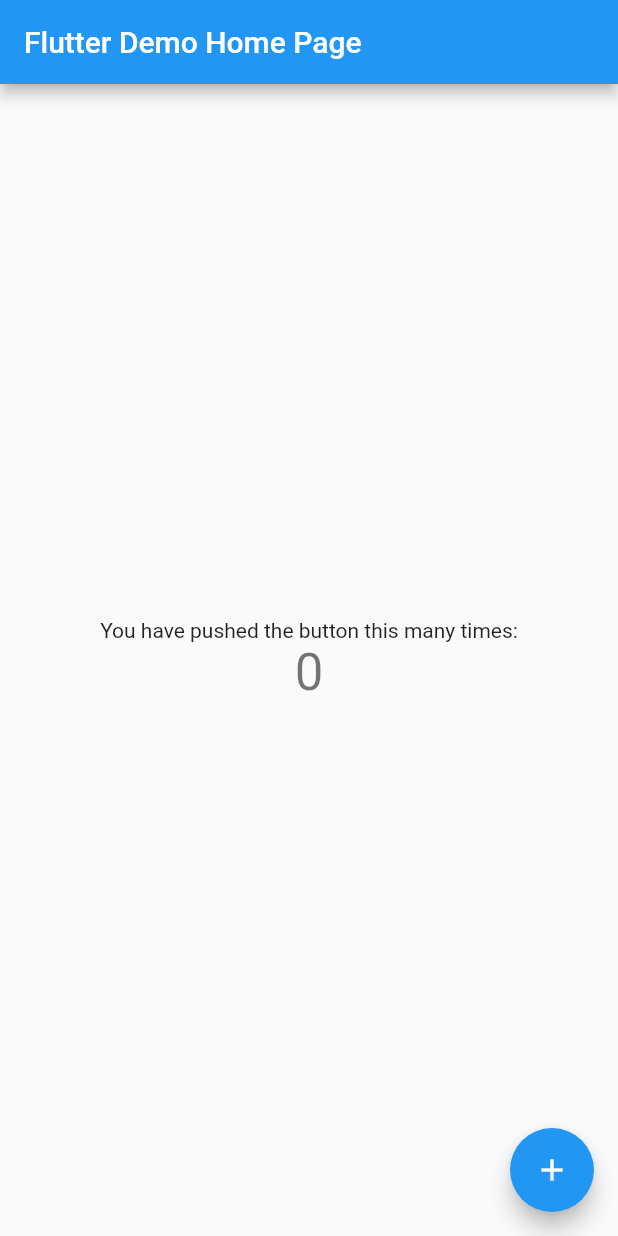
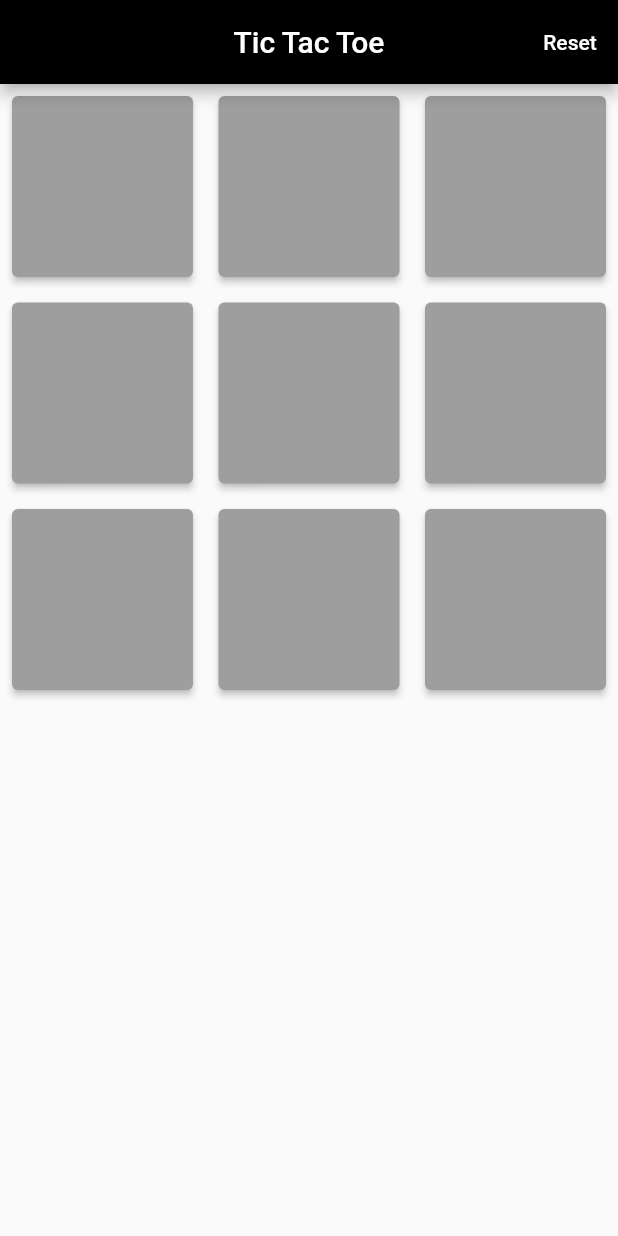
Before and after one commit to Mohammed-Salh/tic_tac_toe, a Flutter app: the screen it shows after launch, on a phone screen of 412 x 824 dp. Run offline on Flutter 3.47's test engine with Material 2 defaults, Android fonts, the phone set to English and light mode, and no system bars.

Commit message:
Some Code </\>

```diff
--- /dev/null
+++ b/lib/game_button.dart
@@ -0,0 +1,15 @@
+import 'package:flutter/material.dart';
+
+class GameButton {
+  final id;
+  String text;
+  Color bg;
+  bool enabled;
+
+  GameButton({
+    this.id,
+    this.text = '',
+    this.bg = Colors.grey,
+    this.enabled = true,
+  });
+}
--- /dev/null
+++ b/lib/home_screan.dart
@@ -0,0 +1,150 @@
+import 'package:flutter/material.dart';
+import 'package:tic_tac_toe/game_button.dart';
+import 'package:tic_tac_toe/main.dart';
+import 'package:tic_tac_toe/winner_dialog.dart';
+
+class HomeScrean extends StatefulWidget {
+  HomeScrean({Key? key}) : super(key: key);
+
+  @override
+  State<HomeScrean> createState() => _HomeScreanState();
+}
+
+class _HomeScreanState extends State<HomeScrean> {
+  //
+  late List<GameButton> buttensList;
+  List player_1 = [];
+  List player_2 = [];
+  var activePlayer = 1;
+
+  @override
+  void initState() {
+    // TODO: implement initState
+    super.initState();
+    buttensList = doInit();
+  }
+
+  List<GameButton> doInit() {
+    var gameButtons = <GameButton>[
+      GameButton(id: 1),
+      GameButton(id: 2),
+      GameButton(id: 3),
+      GameButton(id: 4),
+      GameButton(id: 5),
+      GameButton(id: 6),
+      GameButton(id: 7),
+      GameButton(id: 8),
+      GameButton(id: 9),
+    ];
+    return gameButtons;
+  }
+
+  @override
+  Widget build(BuildContext context) {
+    return Scaffold(
+      appBar: AppBar(
+        title: const Text("Tic Tac Toe"),
+        centerTitle: true,
+        backgroundColor: Colors.black,
+        actions: [
+          TextButton(
+            onPressed: restGame,
+            child: const Text(
+              'Reset',
+              style: TextStyle(color: Colors.white),
+            ),
+          )
+        ],
+      ),
+      body: GridView.builder(
+        gridDelegate: const SliverGridDelegateWithFixedCrossAxisCount(
+          crossAxisCount: 3,
+          childAspectRatio: 1,
+          crossAxisSpacing: 1,
+          mainAxisSpacing: 1,
+        ),
+        itemCount: buttensList.length,
+        itemBuilder: (context, index) => SizedBox(
+          width: 100.0,
+          height: 100.0,
+          child: Padding(
+            padding: const EdgeInsets.all(8.0),
+            child: ElevatedButton(
+              style: ButtonStyle(
+                backgroundColor:
+                    MaterialStateProperty.all(buttensList[index].bg),
+              ),
+              onPressed: buttensList[index].enabled
+                  ? () => playGame(buttensList[index])
+                  : null,
+              child: Text(
+                buttensList[index].text,
+                style: const TextStyle(
+                  color: Colors.white,
+                  fontSize: 20.0,
+                ),
+              ),
+            ),
+          ),
+        ),
+      ),
+    );
+  }
+
+  void playGame(GameButton GB) {
+    setState(() {
+      if (activePlayer == 1) {
+        GB.text = "X";
+        GB.bg = Colors.red;
+        activePlayer = 2;
+        player_1.add(GB.id);
+      } else {
+        GB.text = "0";
+        GB.bg = Colors.black;
+        activePlayer = 1;
+        player_2.add(GB.id);
+      }
+      GB.enabled = false;
+      checkWinner();
+    });
+  }
+
+  void checkWinner() {
+    var Winner = -1; // no winners yet
+    if (player_1.contains(1) && player_1.contains(2) && player_1.contains(3)) {
+      Winner = 1;
+    }
+    if (player_2.contains(1) && player_2.contains(2) && player_2.contains(3)) {
+      Winner = 2;
+    }
+
+    if (Winner != -1) {
+      if (Winner == 1) {
+        showDialog(
+          context: context,
+          builder: (_) => WinnerDialog(
+            Title: 'player_1',
+            actionText: 'press the reset button to start again',
+            callback: restGame(),
+          ),
+        );
+      } else {
+        showDialog(
+          context: context,
+          builder: (_) => WinnerDialog(
+            Title: 'player_1',
+            actionText: 'press the reset button to start again',
+            callback: restGame(),
+          ),
+        );
+      }
+    }
+  }
+
+  restGame() {
+    if (Navigator.canPop(context)) Navigator.pop(context);
+    setState(() {
+      buttensList = doInit();
+    });
+  }
+}
--- a/lib/main.dart
+++ b/lib/main.dart
@@ -1,115 +1,18 @@
 import 'package:flutter/material.dart';
 
-void main() {
-  runApp(const MyApp());
-}
+import 'home_screan.dart';
+
+void main() => runApp(MyApp());
 
 class MyApp extends StatelessWidget {
   const MyApp({Key? key}) : super(key: key);
 
-  // This widget is the root of your application.
   @override
   Widget build(BuildContext context) {
     return MaterialApp(
-      title: 'Flutter Demo',
-      theme: ThemeData(
-        // This is the theme of your application.
-        //
-        // Try running your application with "flutter run". You'll see the
-        // application has a blue toolbar. Then, without quitting the app, try
-        // changing the primarySwatch below to Colors.green and then invoke
-        // "hot reload" (press "r" in the console where you ran "flutter run",
-        // or simply save your changes to "hot reload" in a Flutter IDE).
-        // Notice that the counter didn't reset back to zero; the application
-        // is not restarted.
-        primarySwatch: Colors.blue,
-      ),
-      home: const MyHomePage(title: 'Flutter Demo Home Page'),
+      title: "Tic Tac Toe",
+      theme: ThemeData(primaryColor: Colors.black),
+      home: HomeScrean(),
     );
   }
 }
-
-class MyHomePage extends StatefulWidget {
-  const MyHomePage({Key? key, required this.title}) : super(key: key);
-
-  // This widget is the home page of your application. It is stateful, meaning
-  // that it has a State object (defined below) that contains fields that affect
-  // how it looks.
-
-  // This class is the configuration for the state. It holds the values (in this
-  // case the title) provided by the parent (in this case the App widget) and
-  // used by the build method of the State. Fields in a Widget subclass are
-  // always marked "final".
-
-  final String title;
-
-  @override
-  State<MyHomePage> createState() => _MyHomePageState();
-}
-
-class _MyHomePageState extends State<MyHomePage> {
-  int _counter = 0;
-
-  void _incrementCounter() {
-    setState(() {
-      // This call to setState tells the Flutter framework that something has
-      // changed in this State, which causes it to rerun the build method below
-      // so that the display can reflect the updated values. If we changed
-      // _counter without calling setState(), then the build method would not be
-      // called again, and so nothing would appear to happen.
-      _counter++;
-    });
-  }
-
-  @override
-  Widget build(BuildContext context) {
-    // This method is rerun every time setState is called, for instance as done
-    // by the _incrementCounter method above.
-    //
-    // The Flutter framework has been optimized to make rerunning build methods
-    // fast, so that you can just rebuild anything that needs updating rather
-    // than having to individually change instances of widgets.
-    return Scaffold(
-      appBar: AppBar(
-        // Here we take the value from the MyHomePage object that was created by
-        // the App.build method, and use it to set our appbar title.
-        title: Text(widget.title),
-      ),
-      body: Center(
-        // Center is a layout widget. It takes a single child and positions it
-        // in the middle of the parent.
-        child: Column(
-          // Column is also a layout widget. It takes a list of children and
-          // arranges them vertically. By default, it sizes itself to fit its
-          // children horizontally, and tries to be as tall as its parent.
-          //
-          // Invoke "debug painting" (press "p" in the console, choose the
-          // "Toggle Debug Paint" action from the Flutter Inspector in Android
-          // Studio, or the "Toggle Debug Paint" command in Visual Studio Code)
-          // to see the wireframe for each widget.
-          //
-          // Column has various properties to control how it sizes itself and
-          // how it positions its children. Here we use mainAxisAlignment to
-          // center the children vertically; the main axis here is the vertical
-          // axis because Columns are vertical (the cross axis would be
-          // horizontal).
-          mainAxisAlignment: MainAxisAlignment.center,
-          children: <Widget>[
-            const Text(
-              'You have pushed the button this many times:',
-            ),
-            Text(
-              '$_counter',
-              style: Theme.of(context).textTheme.headline4,
-            ),
-          ],
-        ),
-      ),
-      floatingActionButton: FloatingActionButton(
-        onPressed: _incrementCounter,
-        tooltip: 'Increment',
-        child: const Icon(Icons.add),
-      ), // This trailing comma makes auto-formatting nicer for build methods.
-    );
-  }
-}
```
Also changed, not shown: lib/winner_dialog.dart (added, +33 -0 lines).
